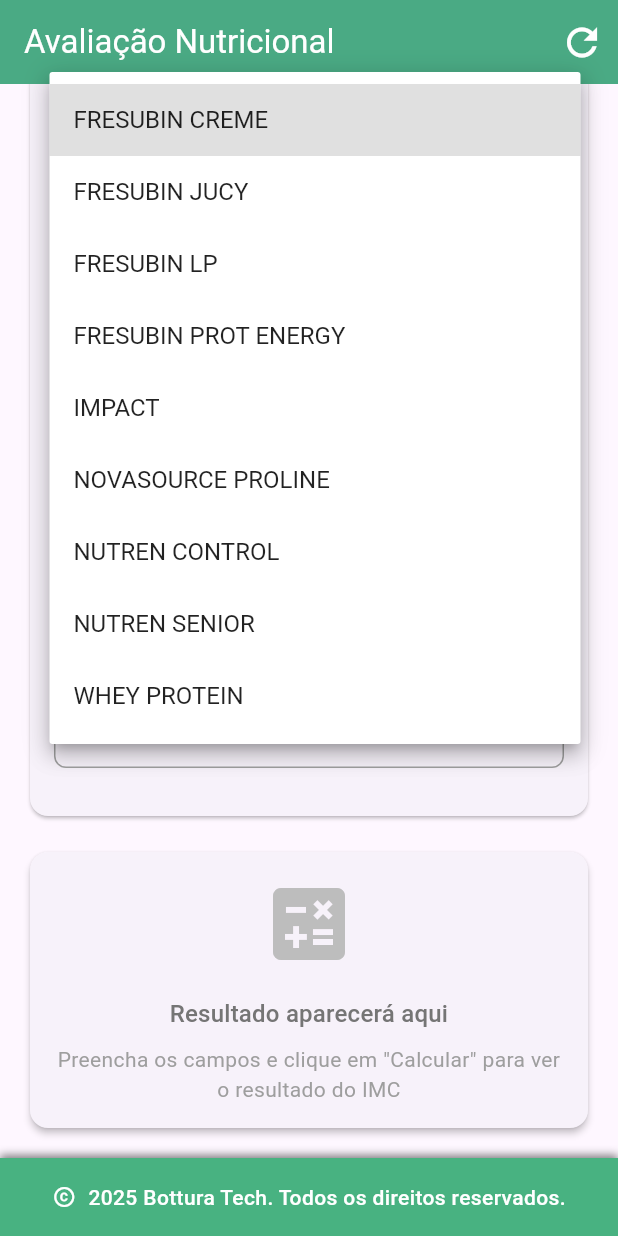
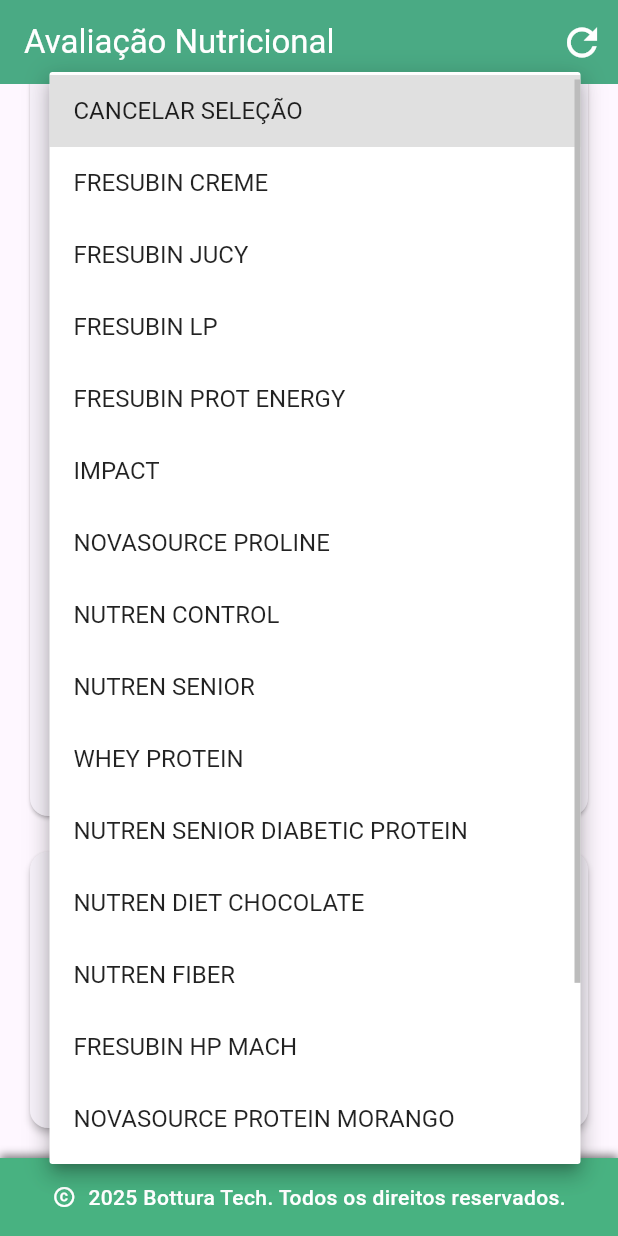
Before and after one commit to LucasBottura16/Calculo_hospitalar, a Flutter app: the screen it shows after launch, scrolled down 1467 dp, after a tap on "Escolha um suplemento", on a phone screen of 412 x 824 dp. Run offline on Flutter 3.47's test engine with Material 3 defaults, Android fonts, the phone set to English and light mode, and no system bars.

Commit message:
feat: Update nutritional assessment to include revisita calculations and new dietary options

```diff
--- a/lib/calculation_imc_screen/calculation_imc_service.dart
+++ b/lib/calculation_imc_screen/calculation_imc_service.dart
@@ -11,6 +11,7 @@
 
   static List<String> listSuplements() {
     return [
+      'CANCELAR SELEÇÃO',
       'FRESUBIN CREME',
       'FRESUBIN JUCY',
       'FRESUBIN LP',
@@ -20,11 +21,20 @@
       'NUTREN CONTROL',
       'NUTREN SENIOR',
       'WHEY PROTEIN',
+      'NUTREN SENIOR DIABETIC PROTEIN',
+      'NUTREN DIET CHOCOLATE',
+      'NUTREN FIBER',
+      'FRESUBIN HP MACH',
+      'NOVASOURCE PROTEIN MORANGO',
+      'FRESUBIN PROTEIN ENERGY FIBER MORANGO',
+      'FRESUBIN PI BAUNILHA',
+      'FRESUBIN CREME FRUTAS VERMELHAS',
     ];
   }
 
   static List<String> listDiets() {
     return [
+      'CANCELAR SELEÇÃO',
       'GERAL',
       'BRANDA',
       'LEVE',
@@ -37,6 +47,7 @@
 
   static List<String> listDietsComplements() {
     return [
+      'CANCELAR SELEÇÃO',
       'PARA DIABETES',
       'HIPOSSÓDICA',
       'HIPOGORDUROSA',
@@ -49,6 +60,202 @@
       'LÍQ. ESPESSADOS GRAU 2',
       'LÍQ. ESPESSADOS GRAU 3',
     ];
+  }
+
+  static Map<String, dynamic> getDietNutritionalValues(String? dietType) {
+    if (dietType == null || dietType == 'CANCELAR SELEÇÃO') {
+      return {'calories': 0.0, 'protein': 0.0};
+    }
+
+    final Map<String, Map<String, double>> dietValues = {
+      'GERAL': {'calories': 2162.0, 'protein': 124.4},
+      'BRANDA': {'calories': 2158.0, 'protein': 121.1},
+      'LEVE': {'calories': 2035.0, 'protein': 124.6},
+      'PASTOSA': {'calories': 2176.0, 'protein': 138.5},
+      'PASTOSA BATIDA': {'calories': 1834.0, 'protein': 115.7},
+      'LÍQUIDA': {'calories': 381.5, 'protein': 8.0},
+      'ÁGUA, CHÁ E GELATINA': {'calories': 0.0, 'protein': 0.0},
+    };
+
+    return dietValues[dietType] ?? {'calories': 0.0, 'protein': 0.0};
+  }
+
+  static Map<String, dynamic> getDietComplementNutritionalValues(
+    String? complementType,
+  ) {
+    if (complementType == null || complementType == 'CANCELAR SELEÇÃO') {
+      return {'calories': 0.0, 'protein': 0.0};
+    }
+
+    final Map<String, Map<String, double>> complementValues = {
+      'PARA DIABETES': {'calories': 2040.8, 'protein': 118.3}, // Para DM
+      'HIPOSSÓDICA': {'calories': 2136.0, 'protein': 122.4}, // HAS
+      'HIPOGORDUROSA': {'calories': 2051.0, 'protein': 112.3},
+      'HIPOPROTEICA': {'calories': 1725.0, 'protein': 106.1},
+      'HIPOALERGÊNICA': {'calories': 2100.0, 'protein': 115.0},
+      'LAXATIVA': {'calories': 2048.6, 'protein': 116.4},
+      'SEM RESÍDUOS': {'calories': 2051.0, 'protein': 112.3},
+      'PARA NEFROPATA': {'calories': 1962.5, 'protein': 104.4},
+      'LÍQ. ESPESSADOS GRAU 1': {'calories': 381.5, 'protein': 8.0},
+      'LÍQ. ESPESSADOS GRAU 2': {'calories': 381.5, 'protein': 8.0},
+      'LÍQ. ESPESSADOS GRAU 3': {'calories': 381.5, 'protein': 8.0},
+    };
+
+    return complementValues[complementType] ??
+        {'calories': 0.0, 'protein': 0.0};
+  }
+
+  /// Retorna os valores nutricionais dos suplementos
+  /// Baseado nas tabelas oficiais de composição nutricional
+  static Map<String, dynamic> getSupplementNutritionalValues(
+    String? supplementType,
+  ) {
+    if (supplementType == null || supplementType == 'CANCELAR SELEÇÃO') {
+      return {'calories': 0.0, 'protein': 0.0, 'volume': 0.0};
+    }
+
+    // Valores baseados nas tabelas oficiais fornecidas
+    final Map<String, Map<String, double>> supplementValues = {
+      // Suplementos da lista original
+      'FRESUBIN CREME': {'calories': 300.0, 'protein': 18.0, 'volume': 200.0},
+      'FRESUBIN JUCY': {'calories': 300.0, 'protein': 8.0, 'volume': 200.0},
+      'FRESUBIN LP': {
+        'calories': 1500.0,
+        'protein': 75.0,
+        'volume': 1000.0,
+      }, // Volume total bolsa
+      'FRESUBIN PROT ENERGY': {
+        'calories': 300.0,
+        'protein': 20.0,
+        'volume': 200.0,
+      },
+      'IMPACT': {
+        'calories': 1500.0,
+        'protein': 84.0,
+        'volume': 1000.0,
+      }, // Volume total bolsa
+      'NOVASOURCE PROLINE': {
+        'calories': 300.0,
+        'protein': 20.0,
+        'volume': 200.0,
+      },
+      'NUTREN CONTROL': {'calories': 250.0, 'protein': 14.0, 'volume': 200.0},
+      'NUTREN SENIOR': {'calories': 200.0, 'protein': 10.0, 'volume': 200.0},
+      'WHEY PROTEIN': {
+        'calories': 120.0,
+        'protein': 25.0,
+        'volume': 30.0,
+      }, // Por scoop
+      // Novos suplementos baseados nas tabelas
+      'NUTREN SENIOR DIABETIC PROTEIN': {
+        'calories': 200.0,
+        'protein': 10.0,
+        'volume': 200.0,
+      },
+      'NUTREN DIET CHOCOLATE': {
+        'calories': 200.0,
+        'protein': 14.0,
+        'volume': 200.0,
+      },
+      'NUTREN FIBER': {'calories': 200.0, 'protein': 8.0, 'volume': 200.0},
+      'FRESUBIN HP MACH': {'calories': 300.0, 'protein': 18.0, 'volume': 200.0},
+      'NOVASOURCE PROTEIN MORANGO': {
+        'calories': 300.0,
+        'protein': 20.0,
+        'volume': 200.0,
+      },
+      'FRESUBIN PROTEIN ENERGY FIBER MORANGO': {
+        'calories': 300.0,
+        'protein': 20.0,
+        'volume': 200.0,
+      },
+      'FRESUBIN PI BAUNILHA': {
+        'calories': 250.0,
+        'protein': 5.8,
+        'volume': 125.0,
+      },
+      'FRESUBIN CREME FRUTAS VERMELHAS': {
+        'calories': 250.0,
+        'protein': 10.0,
+        'volume': 125.0,
+      },
+      // Suplemento para teste com exatamente 180 kcal
+      'SUPLEMENTO TESTE 180': {
+        'calories': 180.0,
+        'protein': 12.0,
+        'volume': 200.0,
+      },
+    };
+
+    return supplementValues[supplementType] ??
+        {'calories': 0.0, 'protein': 0.0, 'volume': 0.0};
+  }
+
+  static Map<String, double> calculateTotalNutritionalValues({
+    String? diet1,
+    String? diet2,
+    String? diet3,
+    String? diet4,
+  }) {
+    double totalCalories = 0.0;
+    double totalProtein = 0.0;
+
+    // A primeira dieta é a base (dieta principal)
+    if (diet1 != null && diet1.isNotEmpty) {
+      final baseValues = getDietNutritionalValues(diet1);
+      totalCalories = baseValues['calories'] as double;
+      totalProtein = baseValues['protein'] as double;
+    }
+
+    final complements = [
+      diet2,
+      diet3,
+      diet4,
+    ].where((diet) => diet != null && diet.isNotEmpty).cast<String>().toList();
+
+    for (String complement in complements) {
+      final complementValues = getDietComplementNutritionalValues(complement);
+
+      if (complementValues['calories'] as double > 0) {
+        totalCalories =
+            (totalCalories + (complementValues['calories'] as double)) / 2;
+        totalProtein =
+            (totalProtein + (complementValues['protein'] as double)) / 2;
+      }
+    }
+
+    return {'totalCalories': totalCalories, 'totalProtein': totalProtein};
+  }
+
+  /// Calcula os valores nutricionais considerando dietas e suplementos
+  static Map<String, double> calculateTotalNutritionalValuesWithSupplements({
+    String? diet1,
+    String? diet2,
+    String? diet3,
+    String? diet4,
+    String? supplement,
+  }) {
+    // Primeiro calcula os valores das dietas
+    final dietValues = calculateTotalNutritionalValues(
+      diet1: diet1,
+      diet2: diet2,
+      diet3: diet3,
+      diet4: diet4,
+    );
+
+    double totalCalories = dietValues['totalCalories'] ?? 0.0;
+    double totalProtein = dietValues['totalProtein'] ?? 0.0;
+
+    // Adiciona os valores do suplemento se selecionado
+    if (supplement != null &&
+        supplement.isNotEmpty &&
+        supplement != 'CANCELAR SELEÇÃO') {
+      final supplementValues = getSupplementNutritionalValues(supplement);
+      totalCalories += supplementValues['calories'] as double;
+      totalProtein += supplementValues['protein'] as double;
+    }
+
+    return {'totalCalories': totalCalories, 'totalProtein': totalProtein};
   }
 
   Map<String, String> calcularIMC({
@@ -131,7 +338,6 @@
     };
   }
 
-  /// Calcula as necessidades calóricas e proteicas baseadas no peso
   static Map<String, String> calculateNutritionalNeeds({
     required double peso,
     required double necessidadeCaloricaMin,
@@ -152,7 +358,6 @@
     };
   }
 
-  /// Valida se os campos básicos necessários para o cálculo estão preenchidos
   static bool areBasicFieldsFilled({
     required String idade,
     required String peso,
@@ -165,7 +370,6 @@
         resultadoIMC != null;
   }
 
-  /// Valida todos os campos obrigatórios antes de gerar o relatório
   static ValidationResult validateRequiredFields({
     required bool isButtonSelectedRevisita,
     required bool isButtonSelectedTraigem,
@@ -303,7 +507,6 @@
     return ValidationResult(isValid: true);
   }
 
-  /// Gerencia a seleção de botões (Triagem/Revisita)
   static Map<String, bool> manageButtonSelection({
     required String selected,
     required bool currentTriagemState,
@@ -327,7 +530,6 @@
     };
   }
 
-  /// Preparação dos dados para limpeza do formulário
   static FormClearData prepareFormClearData() {
     final defaultValues = getDefaultValues();
 
@@ -341,7 +543,6 @@
   }
 }
 
-/// Classe para resultado de validação
 class ValidationResult {
   final bool isValid;
   final String? errorMessage;
@@ -349,7 +550,6 @@
   ValidationResult({required this.isValid, this.errorMessage});
 }
 
-/// Classe para dados de limpeza de formulário
 class FormClearData {
   final String situationPatientText;
   final String necessidadeCaloricaMin;
--- a/lib/nutritional_assessment_screen/models/nutritional_assessment_data.dart
+++ b/lib/nutritional_assessment_screen/models/nutritional_assessment_data.dart
@@ -43,6 +43,13 @@
   final String? quantidadeSuplementsConsumidos;
   final String? quantidadeDietaConsumidos;
 
+  // Tipo de avaliação
+  final bool? isRevisita;
+
+  // Porcentagens de consumo (para revisita)
+  final String? porcentagemDieta;
+  final String? porcentagemSuplemento;
+
   const NutritionalAssessmentData({
     this.idade,
     this.peso,
@@ -71,6 +78,9 @@
     this.quantidadeSuplements,
     this.quantidadeSuplementsConsumidos,
     this.quantidadeDietaConsumidos,
+    this.isRevisita,
+    this.porcentagemDieta,
+    this.porcentagemSuplemento,
     this.imcIdeal,
   });
 
@@ -103,6 +113,9 @@
     String? quantidadeSuplementsConsumidos,
     String? quantidadeDietaConsumidos,
     String? imcIdeal,
+    bool? isRevisita,
+    String? porcentagemDieta,
+    String? porcentagemSuplemento,
   }) {
     return NutritionalAssessmentData(
       idade: idade ?? this.idade,
@@ -142,6 +155,9 @@
       quantidadeDietaConsumidos:
           quantidadeDietaConsumidos ?? this.quantidadeDietaConsumidos,
       imcIdeal: imcIdeal ?? this.imcIdeal,
+      isRevisita: isRevisita ?? this.isRevisita,
+      porcentagemDieta: porcentagemDieta ?? this.porcentagemDieta,
+      porcentagemSuplemento: porcentagemSuplemento ?? this.porcentagemSuplemento,
     );
   }
 }
```
Also changed, not shown: lib/calculation_imc_screen/calculation_imc_view.dart (+35 -5 lines), lib/nutritional_assessment_screen/nutritional_assessment_service.dart (+188 -10 lines).
